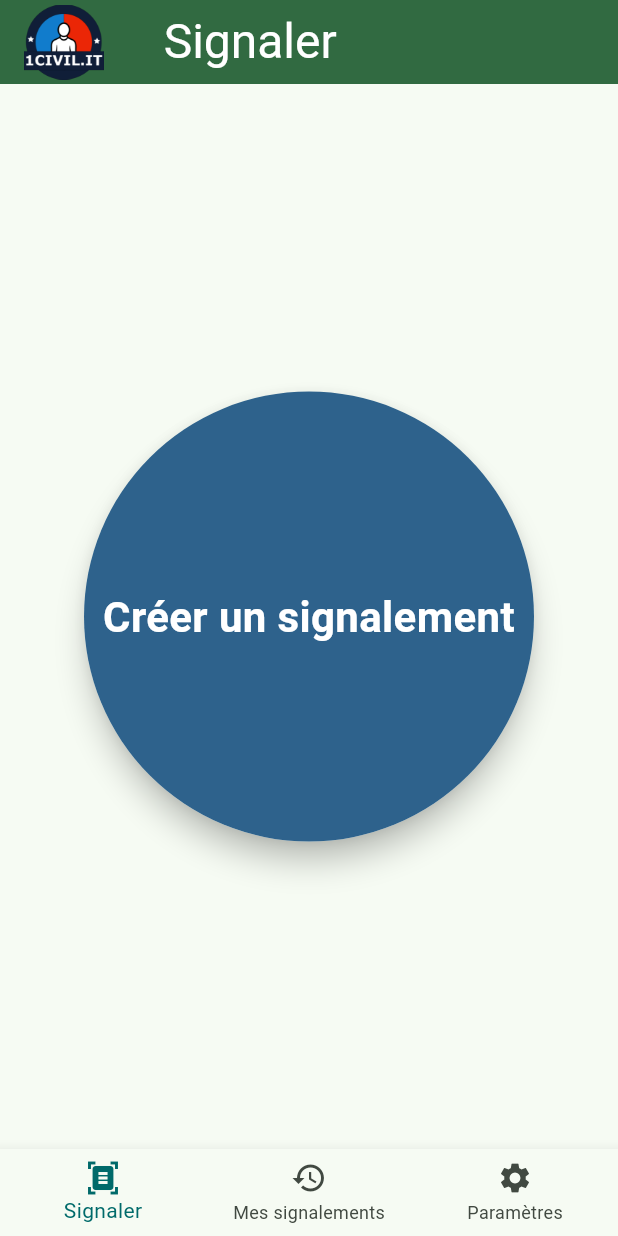
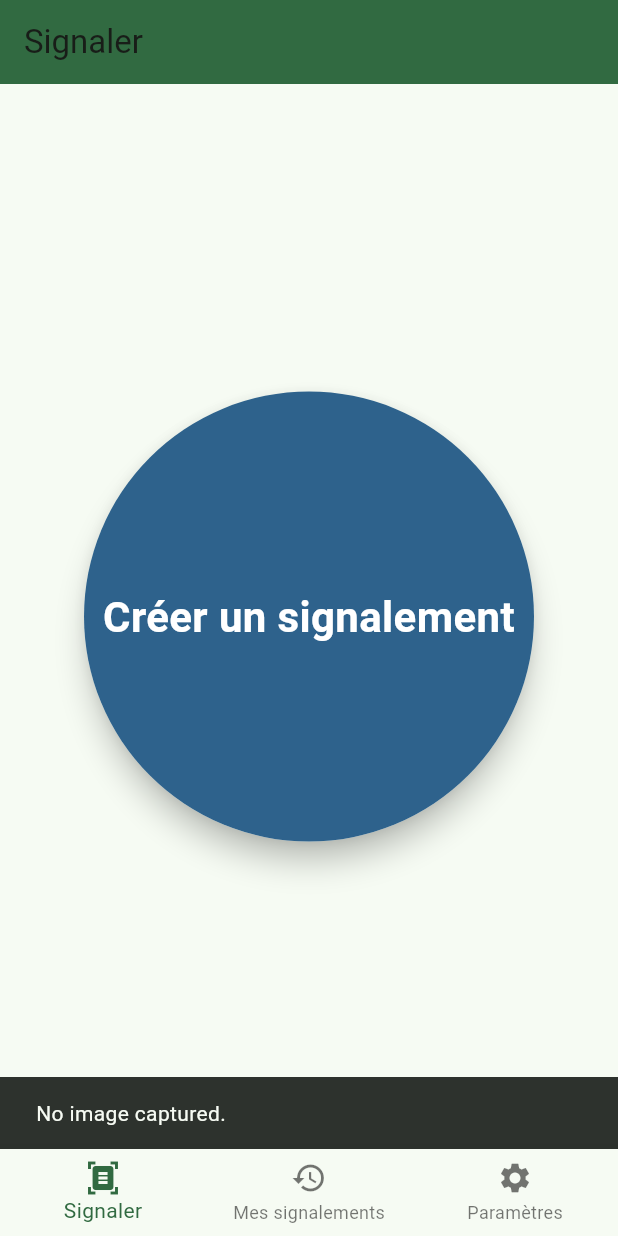
Before and after one commit to victorlmtr/1civil-it, a Flutter app: the HomeScreen screen opened directly, after a tap on "Créer un signalement", on a phone screen of 412 x 824 dp. Run offline on Flutter 3.47's test engine with Material 3 defaults, Android fonts, the phone set to English and light mode, and no system bars; our stand-ins replace geolocator, image_picker.

Commit message:
Flutter: creating new report

```diff
--- a/civilit_flutter/lib/screens/home_screen.dart
+++ b/civilit_flutter/lib/screens/home_screen.dart
@@ -1,4 +1,9 @@
 import 'package:flutter/material.dart';
+import 'dart:io';
+import 'package:image_picker/image_picker.dart';
+import 'package:geolocator/geolocator.dart';
+import '../models/report_dto.dart';
+import '../services/report_service.dart';
 
 class HomeScreen extends StatefulWidget {
   const HomeScreen({super.key});
@@ -20,47 +25,23 @@ class _HomeScreenState extends State<HomeScreen> {
   Widget build(BuildContext context) {
     return Scaffold(
       appBar: AppBar(
-        title: Row(
-          children: [
-            Image.asset(
-              'assets/images/logo.png',
-              height: 50,
-            ),
-            const SizedBox(width: 40),
-            Text(
-              'Signaler',
-              style: TextStyle(
-                color: Theme
-                    .of(context)
-                    .colorScheme
-                    .onSecondary,
-                fontSize: 32,
-              ),
-            ),
-          ],
-        ),
-        backgroundColor: Theme
-            .of(context)
-            .colorScheme
-            .primary,
+        title: const Text('Signaler'),
+        backgroundColor: Theme.of(context).colorScheme.primary,
       ),
       body: Center(
         child: Material(
-          elevation: 8, // Add shadow
+          elevation: 8,
           shape: const CircleBorder(),
           child: InkWell(
-            onTap: () {
-              print('Call to Action button pressed');
+            onTap: () async {
+              await createReport(context);
             },
             customBorder: const CircleBorder(),
             child: Container(
               width: 300,
               height: 300,
               decoration: BoxDecoration(
-                color: Theme
-                    .of(context)
-                    .colorScheme
-                    .tertiary,
+                color: Theme.of(context).colorScheme.tertiary,
                 shape: BoxShape.circle,
               ),
               child: Center(
@@ -68,10 +49,7 @@ class _HomeScreenState extends State<HomeScreen> {
                   'Créer un signalement',
                   textAlign: TextAlign.center,
                   style: TextStyle(
-                    color: Theme
-                        .of(context)
-                        .colorScheme
-                        .onTertiary,
+                    color: Theme.of(context).colorScheme.onTertiary,
                     fontSize: 28,
                     fontWeight: FontWeight.bold,
                   ),
@@ -98,14 +76,6 @@ class _HomeScreenState extends State<HomeScreen> {
             label: 'Paramètres',
           ),
         ],
-        selectedItemColor: Theme
-            .of(context)
-            .colorScheme
-            .secondary,
-        unselectedItemColor: Theme
-            .of(context)
-            .colorScheme
-            .onSurfaceVariant,
       ),
     );
   }
--- a/civilit_flutter/lib/services/report_service.dart
+++ b/civilit_flutter/lib/services/report_service.dart
@@ -0,0 +1,176 @@
+import 'dart:convert';
+import 'dart:io';
+import 'package:flutter/material.dart';
+import 'package:image_picker/image_picker.dart';
+import 'package:geolocator/geolocator.dart';
+import 'package:http/http.dart' as http;
+import '../models/report_dto.dart';
+
+Future<void> createReport(BuildContext context) async {
+  final image = await _captureImage();
+  if (image == null) {
+    ScaffoldMessenger.of(context).showSnackBar(
+      const SnackBar(content: Text('No image captured.')),
+    );
+    return;
+  }
+
+  final location = await _getCurrentLocation(context);
+  if (location == null) {
+    return;
+  }
+
+  final addressData = await _fetchAddress(location.latitude, location.longitude);
+  if (addressData == null) {
+    ScaffoldMessenger.of(context).showSnackBar(
+      const SnackBar(content: Text('Unable to fetch address details.')),
+    );
+    return;
+  }
+
+  final int reportId = 123; // Replace with logic to fetch max ID + 1
+  final pictureUrl = await _uploadImage(image, reportId);
+  if (pictureUrl == null) {
+    ScaffoldMessenger.of(context).showSnackBar(
+      const SnackBar(content: Text('Failed to upload image.')),
+    );
+    return;
+  }
+
+  final cityReport = CityReportDto(
+    id: reportId,
+    cityName: addressData['city'],
+    postcode: addressData['postcode'],
+    inseeCode: addressData['id'],
+  );
+
+  final reportLocation = LocationDto(
+    id: reportId,
+    latitude: location.latitude,
+    longitude: location.longitude,
+    address: addressData['label'],
+    cityReport: cityReport,
+  );
+
+  final picture = PictureDto(
+    id: reportId,
+    pictureUrl: pictureUrl,
+    data: "",
+  );
+
+  final reportType = ReportTypeDto(
+    id: 1,
+    typeName: "Stationnement interdit",
+  );
+
+  final report = ReportDto(
+    id: reportId,
+    userId: 1,  // User ID should be fetched dynamically (e.g., from shared preferences or authentication)
+    creationDate: DateTime.now(),
+    comment: "",
+    reportType: reportType,
+    location: reportLocation,
+    pictures: [picture],
+  );
+
+  // Send the report data to the backend API
+  await _sendReportToBackend(report, context);
+}
+
+Future<void> _sendReportToBackend(ReportDto report, BuildContext context) async {
+  const apiUrl = 'http://192.168.1.21:8082/api/reports/reports'; // Spring Boot API endpoint
+
+  try {
+    final response = await http.post(
+      Uri.parse(apiUrl),
+      headers: {'Content-Type': 'application/json'},
+      body: json.encode(report.toJson()), // Assuming `toJson()` serializes the report
+    );
+
+    if (response.statusCode == 201) {
+      ScaffoldMessenger.of(context).showSnackBar(
+        const SnackBar(content: Text('Report successfully created!')),
+      );
+    } else {
+      print('Failed to create report: ${response.statusCode}');
+      ScaffoldMessenger.of(context).showSnackBar(
+        const SnackBar(content: Text('Failed to create report.')),
+      );
+    }
+  } catch (e) {
+    print('Error sending report: $e');
+    ScaffoldMessenger.of(context).showSnackBar(
+      const SnackBar(content: Text('Error sending report to backend.')),
+    );
+  }
+}
+
+Future<File?> _captureImage() async {
+  final picker = ImagePicker();
+  final XFile? photo = await picker.pickImage(source: ImageSource.camera);
+  return photo != null ? File(photo.path) : null;
+}
+
+Future<Position?> _getCurrentLocation(BuildContext context) async {
+  if (!await Geolocator.isLocationServiceEnabled()) {
+    ScaffoldMessenger.of(context).showSnackBar(
+      const SnackBar(content: Text('Location services are disabled.')),
+    );
+    return null;
+  }
+
+  LocationPermission permission = await Geolocator.checkPermission();
+  if (permission == LocationPermission.denied) {
+    permission = await Geolocator.requestPermission();
+    if (permission == LocationPermission.denied) {
+      ScaffoldMessenger.of(context).showSnackBar(
+        const SnackBar(content: Text('Location permissions are denied.')),
+      );
+      return null;
+    }
+  }
+
+  return await Geolocator.getCurrentPosition();
+}
+
+Future<Map<String, dynamic>?> _fetchAddress(double latitude, double longitude) async {
+  final apiUrl = 'https://api-adresse.data.gouv.fr/reverse/?lon=$longitude&lat=$latitude';
+  try {
+    final response = await http.get(Uri.parse(apiUrl));
+    if (response.statusCode == 200) {
+      final data = json.decode(response.body);
+      return data['features']?.isNotEmpty == true ? data['features'][0]['properties'] : null;
+    }
+  } catch (e) {
+    print('Error fetching address: $e');
+  }
+  return null;
+}
+
+Future<String?> _uploadImage(File image, int reportId) async {
+  final uploadUrl = 'https://images.victorl.xyz/upload';
+
+  try {
+    final request = http.MultipartRequest('POST', Uri.parse(uploadUrl))
+      ..files.add(await http.MultipartFile.fromPath('files', image.path));
+
+    final response = await request.send();
+
+    // Read and log the response body for debugging
+    final responseBody = await response.stream.bytesToString();
+    print('Response Body: $responseBody'); // Debug: Print server response
+
+    // If status code is 200, return the URLs from the response
+    if (response.statusCode == 200) {
+      final responseJson = json.decode(responseBody);
+      final fileUrls = responseJson['urls'] as List;
+      return fileUrls.isNotEmpty ? fileUrls[0] : null; // Return the first uploaded image URL
+    } else {
+      print('Failed to upload image: ${response.statusCode}');
+    }
+  } catch (e) {
+    print('Error uploading image: $e');
+  }
+
+  return null;
+}
```
Also changed, not shown: civilit_flutter/lib/models/report_dto.dart (+102 -0 lines), civilit_flutter/pubspec.yaml (+12 -3 lines), civilit_flutter/pubspec.lock, 26 other files.
